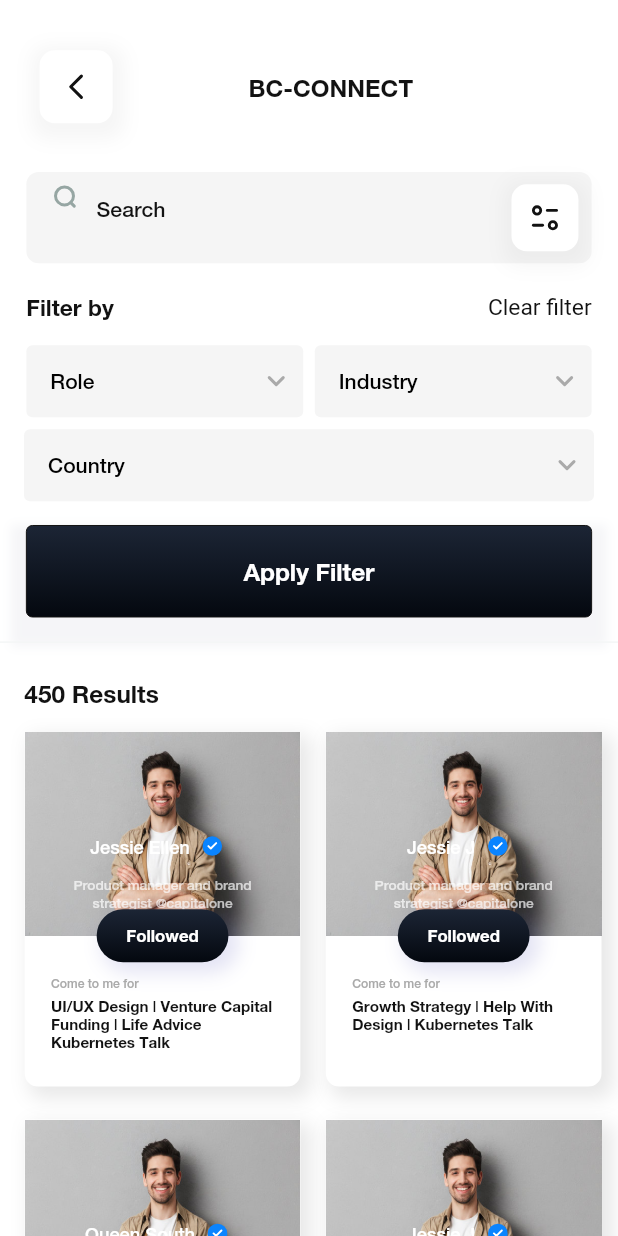
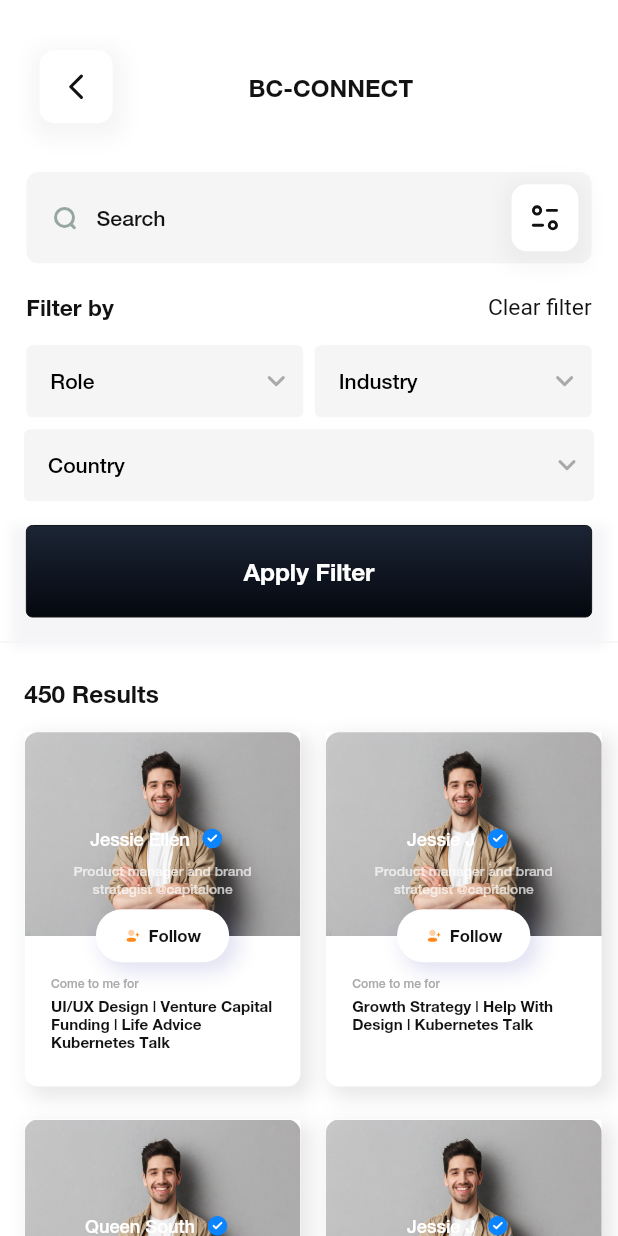
Before and after one commit to wolfsoftinternal/blac-chic-tech-mobile, a Flutter app: the screen it shows after launch, on a phone screen of 412 x 824 dp. Run offline on Flutter 3.47's test engine with Material 2 defaults, Android fonts, the phone set to English and light mode, and no system bars; our stand-ins replace cached_network_image, carousel_slider, chewie, circular_profile_avatar, connectivity, dotted_border and 12 more; missing offline and left inert: geocode, material_tag_editor.

Commit message:
Connect 12 Screen Design by Vaibhav

```diff
--- a/lib/Styles/my_icons.dart
+++ b/lib/Styles/my_icons.dart
@@ -38,3 +38,4 @@ const location_pin = 'assets/images/iconly_bulk_location.svg';
 const filter = 'assets/images/icon_filter.svg';
 const photo_user = 'assets/images/man.jpg';
 const icon_tick_blue = 'assets/images/tick_blue.svg';
+const icon_add_user = 'assets/images/iconly_bulk_add_user.svg';
--- a/lib/UIScreen/Connect12.dart
+++ b/lib/UIScreen/Connect12.dart
@@ -4,6 +4,7 @@ import 'package:blackchecktech/Model/FollowGridModel.dart';
 import 'package:blackchecktech/Styles/my_colors.dart';
 import 'package:blackchecktech/Styles/my_icons.dart';
 import 'package:blackchecktech/Utilities/Constant.dart';
+import 'package:flutter/cupertino.dart';
 import 'package:flutter/material.dart';
 import 'package:flutter_screenutil/src/size_extension.dart';
 import 'package:flutter_svg/svg.dart';
@@ -70,7 +71,6 @@ class _Connect12State extends State<Connect12> {
                       color:grey_f5f5f5),
                   child: Row(
                     mainAxisAlignment: MainAxisAlignment.start,
-                    crossAxisAlignment: CrossAxisAlignment.start,
                     mainAxisSize: MainAxisSize.max,
                     children: [
                       SvgPicture.asset(search),
@@ -395,9 +395,7 @@ class _Connect12State extends State<Connect12> {
                         children: [
                           Stack(
                             children: [
-                              Container(
-                                width: double.infinity,
-                                child: ClipRRect(
+                              ClipRRect(
                                 borderRadius: BorderRadius.only(
                                     topLeft: Radius.circular(8.0.w),
                                     topRight: Radius.circular(8.0.w)),
@@ -407,13 +405,6 @@ class _Connect12State extends State<Connect12> {
                                   width: double.infinity,
                                   fit: BoxFit.fill,
                                 ),
-                                ),
-                              ),
-                              Image.asset(
-                                resultGridModel[i].imgProfile,
-                                height: 134.h,
-                                width: double.infinity,
-                                fit: BoxFit.fill,
                               ),
                               Container(
                                 decoration: BoxDecoration(
@@ -429,7 +420,7 @@ class _Connect12State extends State<Connect12> {
                                 ),
                               ),
                               Container(
-                                margin: EdgeInsets.only(top: 60.h),
+                                margin: EdgeInsets.only(top: 55.h),
                                 child: Column(
                                   mainAxisAlignment: MainAxisAlignment.start,
                                   children: [
@@ -448,9 +439,6 @@ class _Connect12State extends State<Connect12> {
 
                                         SvgPicture.asset(icon_tick_blue,height: 30,width: 30,)
                                       ],
-                                    ),
-                                    SizedBox(
-                                      height: 4.h,
                                     ),
                                     Center(
                                       child: Text(
@@ -472,9 +460,11 @@ class _Connect12State extends State<Connect12> {
                           Center(
                             child: Container(
                               transform: Matrix4.translationValues(0, -18, 0),
+
                               padding: EdgeInsets.symmetric(
-                                  horizontal: 18.w, vertical: 11.h),
+                                  horizontal: 17.w, vertical: 11.h),
                               decoration: BoxDecoration(
+                                color: Colors.white,
                                 borderRadius: BorderRadius.circular(40.r),
                                 boxShadow: [
                                   BoxShadow(
@@ -487,22 +477,27 @@ class _Connect12State extends State<Connect12> {
                                     spreadRadius: 2.0,
                                   ), //BoxShadow
                                 ],
-                                gradient: LinearGradient(
-                                  begin: Alignment.topCenter,
-                                  end: Alignment.bottomCenter,
-                                  colors: [
-                                    Color(0xff1c2535),
-                                    Color(0xff04080f)
+                              ),
+                              child: Row(
+                                mainAxisAlignment: MainAxisAlignment.start,
+                                mainAxisSize: MainAxisSize.min,
+                                children: [
+                                  SvgPicture.asset(
+                                    icon_add_user,
+                                    height: 11.h,
+                                    width: 11.w,
+                                  ),
+                                  SizedBox(
+                                    width: 4.w,
+                                  ),
+                                  Text(
+                                    "Follow",
+                                    style: TextStyle(
+                                        fontSize: 11.sp,
+                                        fontFamily: helvetica_neu_bold,
+                                        color: black_121212),
+                                  )
                                 ],
-                                  stops: [0.0, 5.0],
-                                ),
-                              ),
-                              child: Text(
-                                "Followed",
-                                style: TextStyle(
-                                    color: Colors.white,
-                                    fontFamily: helvetica_neu_bold,
-                                    fontSize: 11.sp),
                               ),
                             ),
                           ),
@@ -529,6 +524,7 @@ class _Connect12State extends State<Connect12> {
                                   color: black_121212),
                             ),
                           ),
+
                         ],
                       ),
                     );
```
Also changed, not shown: lib/UIScreen/Test.dart (+41 -90 lines), assets/images/iconly_bulk_add_user.svg (added). Lines whose indentation alone changed are shown as unchanged.
